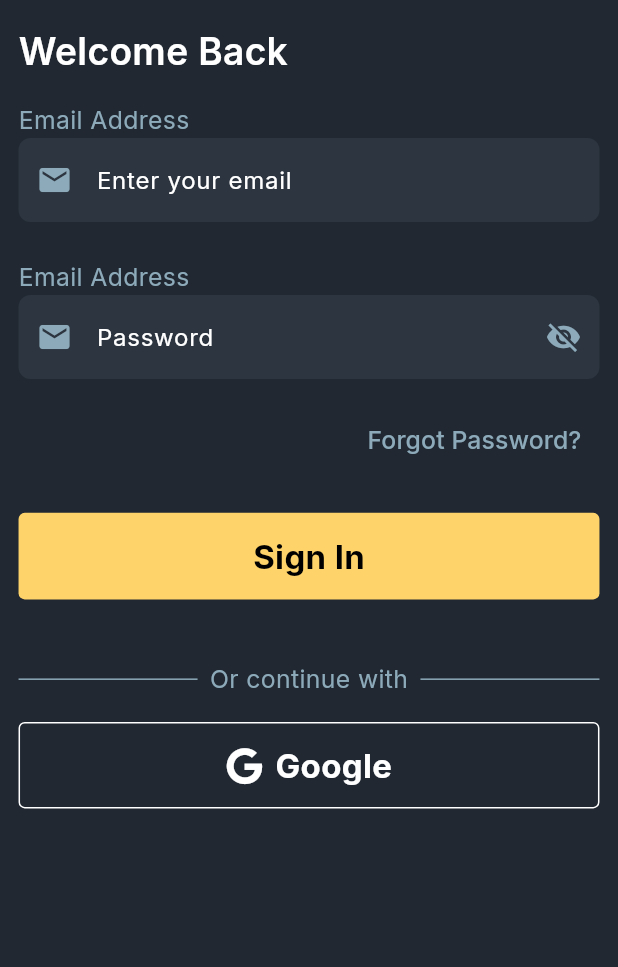
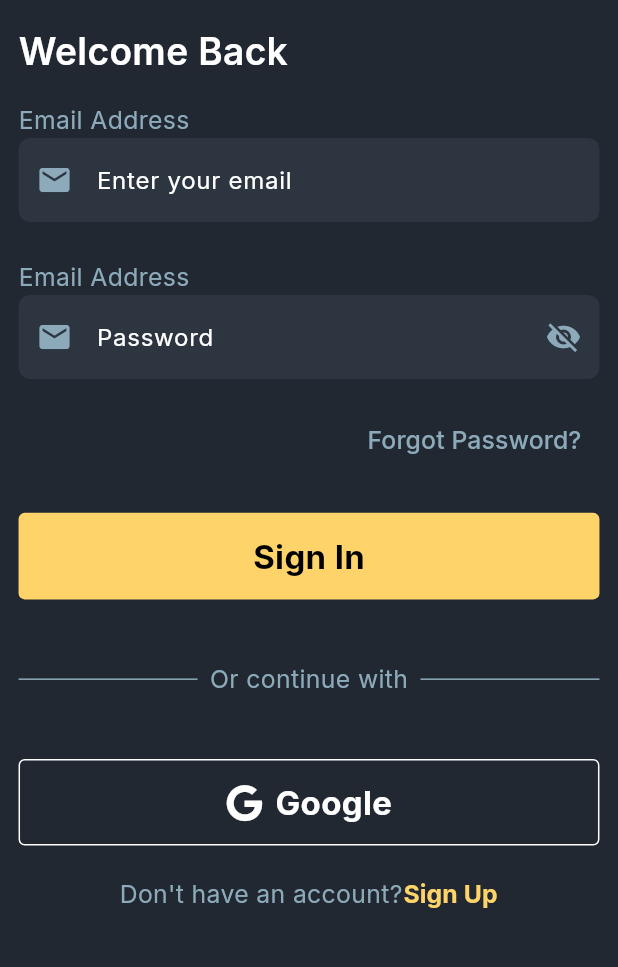
Before and after one commit to SyedAbdalAhmedShah/task_manager, a Flutter app: the screen it shows after launch, after a tap on "Get Started", on a phone screen of 412 x 824 dp, the part 173-1140 px from its top. Run offline on Flutter 3.47's test engine with Material 3 defaults, Android fonts, the phone set to English and light mode, and no system bars; our stand-ins replace font_awesome_flutter, gap, google_fonts, sizer.

Commit message:
sign in screen done

```diff
--- /dev/null
+++ b/lib/components/signup_prompt.dart
@@ -0,0 +1,40 @@
+import 'package:flutter/material.dart';
+import 'package:sizer/sizer.dart';
+import 'package:task_manager/constants/app_colors.dart';
+import 'package:task_manager/constants/app_strings.dart';
+
+class SignupPrompt extends StatelessWidget {
+  const SignupPrompt({super.key});
+
+  @override
+  Widget build(BuildContext context) {
+    return Row(
+      mainAxisAlignment: MainAxisAlignment.center,
+      children: [
+        Text(
+          dontHaveAccount,
+          style: TextStyle(
+            color: textColorSecondary,
+            fontSize: 12.sp,
+          ),
+        ),
+        TextButton(
+          onPressed: () {
+            // TODO: Implement navigation to sign up page
+          },
+          style: TextButton.styleFrom(
+            padding: EdgeInsets.zero,
+          ),
+          child: Text(
+            signUpNow,
+            style: TextStyle(
+              color: primaryColor,
+              fontSize: 12.sp,
+              fontWeight: FontWeight.bold,
+            ),
+          ),
+        ),
+      ],
+    );
+  }
+}
--- a/lib/constants/app_strings.dart
+++ b/lib/constants/app_strings.dart
@@ -8,7 +8,7 @@ const forgotPassword = 'Forgot Password?';
 const signIn = 'Sign In';
 const signUp = 'Sign Up';
 const dontHaveAccount = "Don't have an account?";
-const signUpNow = 'Sign Up Now';
+const signUpNow = 'Sign Up';
 const alreadyHaveAccount = 'Already have an account?';
 const enterEmail = "Enter your email";
 const enterPassword = "Enter your password";
--- a/lib/views/auth/sign_in_view.dart
+++ b/lib/views/auth/sign_in_view.dart
@@ -6,6 +6,7 @@ import 'package:task_manager/components/logo_image.dart';
 import 'package:task_manager/components/or_divider.dart';
 import 'package:task_manager/components/primary_button.dart';
 import 'package:task_manager/components/secondary_button.dart';
+import 'package:task_manager/components/signup_prompt.dart';
 import 'package:task_manager/constants/app_colors.dart';
 import 'package:task_manager/constants/app_strings.dart';
 
@@ -86,11 +87,13 @@ class SignInView extends StatelessWidget {
               ),
               Gap(5.h),
               const OrDivider(),
-              Gap(2.h),
+              Gap(5.h),
               SecondaryButton(
                 text: continueWithGoogle,
                 onPressed: () {},
               ),
+              Gap(1.h),
+              const SignupPrompt(),
             ],
           ),
         ),
```
